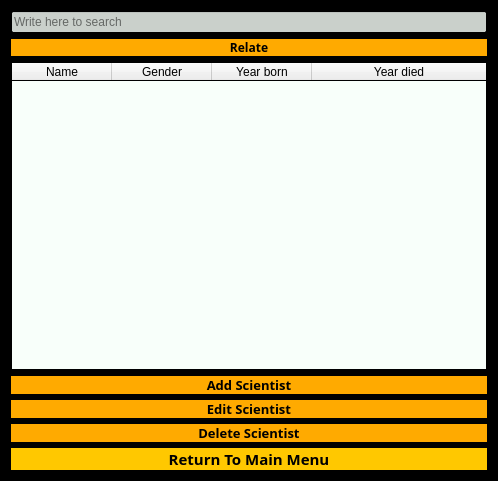
The window that scientistswindow.ui (stefanv15/verklegtNamskeid_skil3) describes before a commit, drawn with Qt 5.
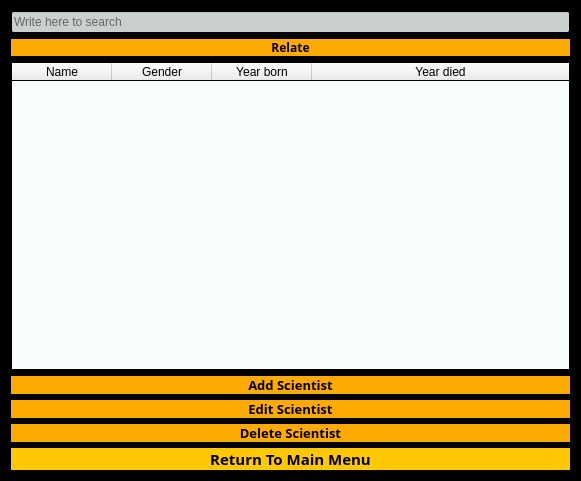
The same window after the commit.

What changed in the file:
```diff
--- a/scientistswindow.ui
+++ b/scientistswindow.ui
@@ -6,7 +6,7 @@
    <rect>
     <x>0</x>
     <y>0</y>
-    <width>498</width>
+    <width>581</width>
     <height>481</height>
    </rect>
   </property>
```
